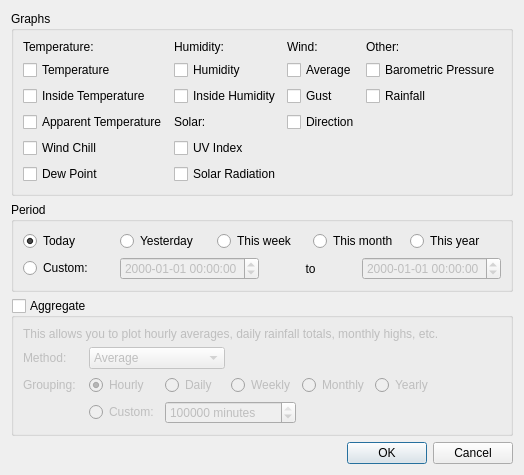
Qt form desktop/charts/chartoptionsdialog.ui (davidrg/zxweather) before a commit.
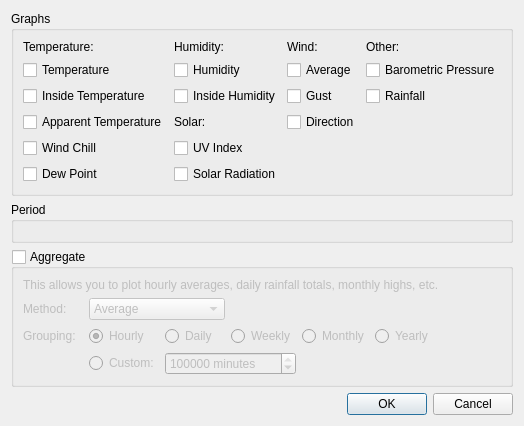
The same form after that commit. Icons and pictures are not drawn. Custom widgets are drawn as their Qt base class.

Commit message: Use timespan widget in chart options dialog. Also removed internal padding within the timespan widget.

```diff
--- a/desktop/charts/chartoptionsdialog.ui
+++ b/desktop/charts/chartoptionsdialog.ui
@@ -190,96 +190,8 @@
       <string>Period</string>
      </property>
      <layout class="QGridLayout" name="gridLayout_3">
-      <item row="0" column="1">
-       <widget class="QRadioButton" name="rbTYesterday">
-        <property name="text">
-         <string>Yesterday</string>
-        </property>
-       </widget>
-      </item>
-      <item row="0" column="2">
-       <widget class="QRadioButton" name="rbTThisWeek">
-        <property name="text">
-         <string>This week</string>
-        </property>
-       </widget>
-      </item>
-      <item row="0" column="3">
-       <widget class="QRadioButton" name="rbTThisMonth">
-        <property name="text">
-         <string>This month</string>
-        </property>
-       </widget>
-      </item>
       <item row="0" column="0">
-       <widget class="QRadioButton" name="rbTToday">
-        <property name="text">
-         <string>Today</string>
-        </property>
-        <property name="checked">
-         <bool>true</bool>
-        </property>
-       </widget>
-      </item>
-      <item row="0" column="4">
-       <widget class="QRadioButton" name="rbTThisYear">
-        <property name="text">
-         <string>This year</string>
-        </property>
-       </widget>
-      </item>
-      <item row="1" column="0" colspan="5">
-       <layout class="QHBoxLayout" name="horizontalLayout">
-        <item>
-         <widget class="QRadioButton" name="rbTCustom">
-          <property name="text">
-           <string>Custom:</string>
-          </property>
-         </widget>
-        </item>
-        <item>
-         <widget class="QDateTimeEdit" name="startTime">
-          <property name="enabled">
-           <bool>false</bool>
-          </property>
-          <property name="keyboardTracking">
-           <bool>false</bool>
-          </property>
-          <property name="displayFormat">
-           <string>yyyy-MM-dd hh:mm:ss</string>
-          </property>
-         </widget>
-        </item>
-        <item>
-         <widget class="QLabel" name="label">
-          <property name="sizePolicy">
-           <sizepolicy hsizetype="Minimum" vsizetype="Preferred">
-            <horstretch>0</horstretch>
-            <verstretch>0</verstretch>
-           </sizepolicy>
-          </property>
-          <property name="text">
-           <string>to</string>
-          </property>
-          <property name="alignment">
-           <set>Qt::AlignCenter</set>
-          </property>
-         </widget>
-        </item>
-        <item>
-         <widget class="QDateTimeEdit" name="endTime">
-          <property name="enabled">
-           <bool>false</bool>
-          </property>
-          <property name="displayFormat">
-           <string>yyyy-MM-dd hh:mm:ss</string>
-          </property>
-          <property name="calendarPopup">
-           <bool>false</bool>
-          </property>
-         </widget>
-        </item>
-       </layout>
+       <widget class="TimespanWidget" name="timespan" native="true"/>
       </item>
      </layout>
     </widget>
@@ -437,6 +349,14 @@
    </item>
   </layout>
  </widget>
+ <customwidgets>
+  <customwidget>
+   <class>TimespanWidget</class>
+   <extends>QWidget</extends>
+   <header>timespanwidget.h</header>
+   <container>1</container>
+  </customwidget>
+ </customwidgets>
  <tabstops>
   <tabstop>cbTemperature</tabstop>
   <tabstop>cbIndoorTemperature</tabstop>
```
Left out of the diff: 8 changed lines with no effect on the pictures. The commit also changes 3 other files.
